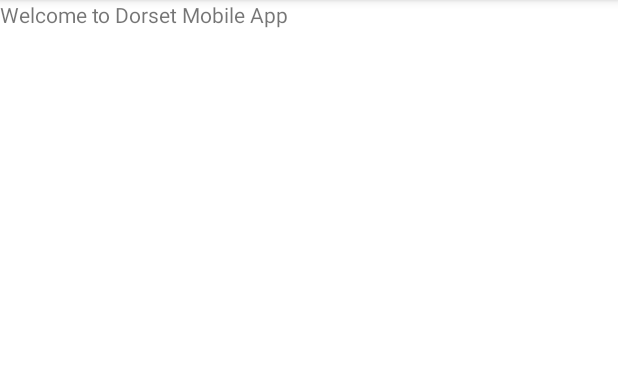
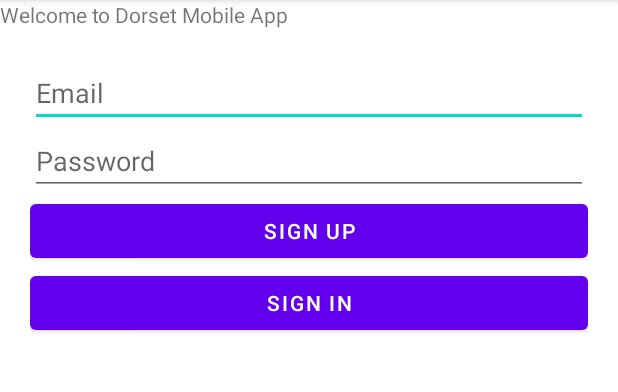
Before and after one commit to saravanabalagi/dorset_mobileApps2_2022, an Android app: the screen it shows after launch (DatabaseActivity), on a phone screen of 412 x 824 dp, the part 84-476 px from its top. Run offline under Robolectric (Android 15) with nearby library versions, the phone set to English and light mode, and no system bars; our stand-ins replace Firebase (no records; nobody signed in at launch, a user with empty details on screens opened directly).

Commit message:
Firebase auth sign up and sign in with email and password

```diff
--- a/app/build.gradle
+++ b/app/build.gradle
@@ -46,6 +46,7 @@ dependencies {
     implementation 'com.google.android.gms:play-services-maps:18.1.0'
     implementation 'com.google.android.gms:play-services-location:20.0.0'
     implementation 'com.google.firebase:firebase-firestore-ktx:24.4.0'
+    implementation 'com.google.firebase:firebase-auth-ktx:21.1.0'
 
     testImplementation 'junit:junit:4.13.2'
     androidTestImplementation 'androidx.test.ext:junit:1.1.3'
--- a/app/src/main/java/com/saravanabalagi/dorset_mobile_app_2/DatabaseActivity.kt
+++ b/app/src/main/java/com/saravanabalagi/dorset_mobile_app_2/DatabaseActivity.kt
@@ -3,62 +3,71 @@ package com.saravanabalagi.dorset_mobile_app_2
 import androidx.appcompat.app.AppCompatActivity
 import android.os.Bundle
 import android.util.Log
-import com.google.firebase.firestore.ktx.firestore
-import com.google.firebase.firestore.ktx.toObject
+import android.widget.Toast
+import com.google.firebase.auth.FirebaseAuth
+import com.google.firebase.auth.ktx.auth
 import com.google.firebase.ktx.Firebase
+import com.saravanabalagi.dorset_mobile_app_2.databinding.ActivityDatabaseBinding
 
 class DatabaseActivity : AppCompatActivity() {
     val TAG = "DatabaseActivity"
+    private lateinit var auth: FirebaseAuth
+    private lateinit var binding: ActivityDatabaseBinding
+
     override fun onCreate(savedInstanceState: Bundle?) {
         super.onCreate(savedInstanceState)
-        setContentView(R.layout.activity_database)
+        binding = ActivityDatabaseBinding.inflate(layoutInflater)
+        setContentView(binding.root)
 
-        val db = Firebase.firestore
-        val usersCollection = db.collection("users")
+        auth = Firebase.auth
+        binding.signup.setOnClickListener {
+            val email = binding.email.text.toString()
+            val password = binding.password.text.toString()
+            createUser(email, password)
+        }
 
-        // Create a new user with a first and last name
-//        val user1 = User(1,"Ada1", "Lovelace", 1915)
-//        val user2 = User(2,"Ada2", "Lovelace", 1915)
-//        val user3 = User(3,"Ada3", "Lovelace", 1915)
-//        val user4 = User(4,"Ada4", "Lovelace", 1915)
-//        val user5 = User(5,"Ada5", "Lovelace", 1915)
-//
-//        arrayOf(user1, user2, user3, user4, user5).map { user ->
-//            val name = "${user.fname} ${user.lname}"
-//            usersCollection.document(user.id.toString())
-//                .set(user)
-//                .addOnSuccessListener {
-//                    Log.d(TAG, "User $name added with ID: ${user.id}")
-//                }
-//                .addOnFailureListener { e ->
-//                    Log.w(TAG, "Error adding user $name", e)
-//                }
-//        }
-
-        // Update and delete ops
-//        usersCollection.document("1").update("last", "Updated lastname")
-//        usersCollection.document("5").delete()
-//            .addOnSuccessListener {
-//                Log.i(TAG, "Delete user 5 succeeded")
-//            }
-//            .addOnFailureListener {
-//            Log.i(TAG, "Delete user 5 failed")
-//        }
-
-        // Get
-        val userId = 3
-        usersCollection.document(userId.toString()).get().addOnSuccessListener {
-            val user = it.toObject<User>()
-            if (user != null)
-                Log.i(TAG, user.fname)
-            else Log.e(TAG, "User $userId is null")
+        binding.signin.setOnClickListener {
+            val email = binding.email.text.toString()
+            val password = binding.password.text.toString()
+            authUser(email, password)
         }
     }
+
+    private fun createUser(email: String, password: String) {
+        auth.createUserWithEmailAndPassword(email, password)
+            .addOnCompleteListener(this) { task ->
+                if (task.isSuccessful) {
+                    // Sign in success, update UI with the signed-in user's information
+                    Log.d(TAG, "createUserWithEmail:success")
+                    val user = auth.currentUser
+//                    updateUI(user)
+                } else {
+                    // If sign in fails, display a message to the user.
+                    Log.w(TAG, "createUserWithEmail:failure", task.exception)
+                    Toast.makeText(baseContext, "Authentication failed.",
+                        Toast.LENGTH_SHORT).show()
+//                    updateUI(null)
+                }
+            }
+    }
+
+
+    private fun authUser(email: String, password: String) {
+        auth.signInWithEmailAndPassword(email, password)
+            .addOnCompleteListener(this) { task ->
+                if (task.isSuccessful) {
+                    // Sign in success, update UI with the signed-in user's information
+                    Log.d(TAG, "signInWithEmail:success")
+                    val user = auth.currentUser
+//                    updateUI(user)
+                } else {
+                    // If sign in fails, display a message to the user.
+                    Log.w(TAG, "signInWithEmail:failure", task.exception)
+                    Toast.makeText(baseContext, "Authentication failed.",
+                        Toast.LENGTH_SHORT).show()
+//                    updateUI(null)
+                }
+            }
+    }
+
 }
-
-class User(
-    var id: Int = -1,
-    var fname: String = "",
-    var lname: String = "",
-    var born: Int = -1,
-)
--- a/app/src/main/res/layout/activity_database.xml
+++ b/app/src/main/res/layout/activity_database.xml
@@ -3,6 +3,7 @@
     xmlns:tools="http://schemas.android.com/tools"
     android:layout_width="match_parent"
     android:layout_height="match_parent"
+    android:orientation="vertical"
     tools:context=".DatabaseActivity">
 
     <TextView
@@ -10,4 +11,45 @@
         android:layout_height="wrap_content"
         android:text="@string/welcome_to_dorset_mobile_app" />
 
+    <LinearLayout
+        android:padding="20dp"
+        android:orientation="vertical"
+        android:layout_width="match_parent"
+        android:layout_height="wrap_content">
+
+    <EditText
+        android:layout_width="match_parent"
+        android:layout_height="wrap_content"
+        android:hint="@string/email"
+        android:id="@+id/email"
+        android:autofillHints="Email"
+        android:inputType="textEmailAddress" />
+
+    <EditText
+        android:id="@+id/password"
+        android:layout_width="match_parent"
+        android:layout_height="wrap_content"
+        android:hint="@string/password"
+        android:autofillHints="Password"
+        android:inputType="textPassword" />
+
+    <Button
+        android:id="@+id/signup"
+        android:text="@string/sign_up_button"
+        android:layout_width="match_parent"
+        android:layout_height="wrap_content" />
+
+    <Button
+        android:id="@+id/signin"
+        android:text="@string/sign_in_button"
+        android:layout_width="match_parent"
+        android:layout_height="wrap_content" />
+
+
+    </LinearLayout>
+
+
+
+
+
 </LinearLayout>
--- a/app/src/main/res/values/strings.xml
+++ b/app/src/main/res/values/strings.xml
@@ -3,4 +3,8 @@
     <string name="welcome_to_dorset_mobile_app">Welcome to Dorset Mobile App</string>
     <string name="hello_blank_fragment">Hello blank fragment</string>
     <string name="hello_android">Hello Android</string>
+    <string name="email">Email</string>
+    <string name="password">Password</string>
+    <string name="sign_up_button">Sign up</string>
+    <string name="sign_in_button">Sign in</string>
 </resources>
```
